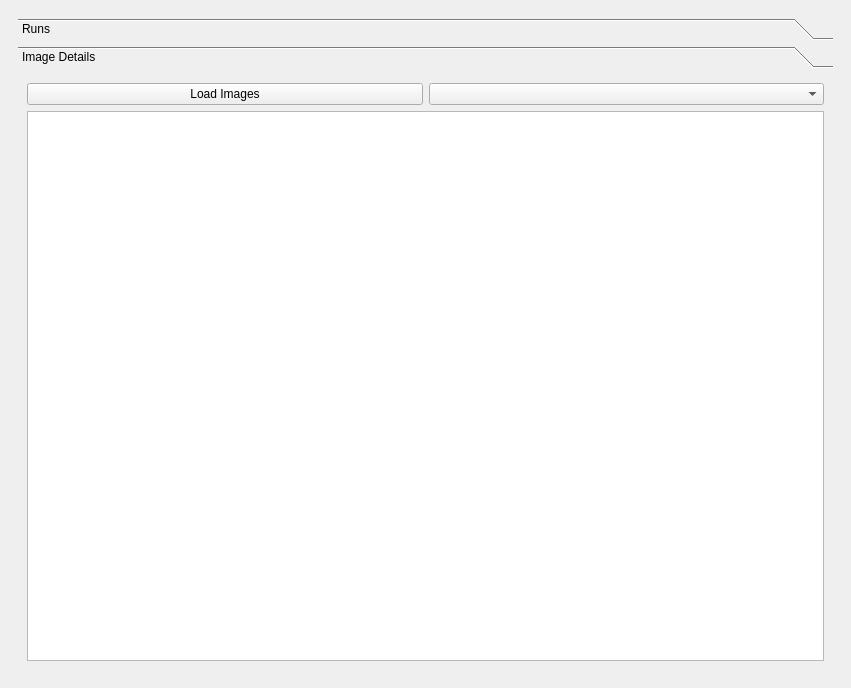
The window that image_loader_dockwidget_base.ui (Drew973/PTS_image_loader) describes before a commit, drawn with Qt 5.
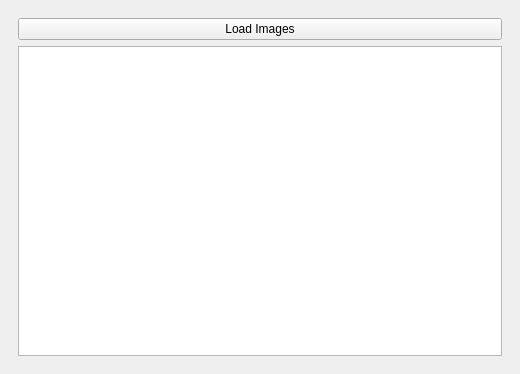
The same window after the commit. The open tabs and pages were chosen to show the change. Custom widgets are drawn as their Qt base class.

Commit message: version 3.2. Switched to tree (QStandardItemModel). replaced ui tableViews with QTreeView. refactored.

```diff
--- a/image_loader_dockwidget_base.ui
+++ b/image_loader_dockwidget_base.ui
@@ -6,8 +6,8 @@
    <rect>
     <x>0</x>
     <y>0</y>
-    <width>851</width>
-    <height>688</height>
+    <width>520</width>
+    <height>374</height>
    </rect>
   </property>
   <property name="windowTitle">
@@ -19,93 +19,18 @@
      <widget class="QWidget" name="mainWidget" native="true">
       <layout class="QVBoxLayout" name="verticalLayout_2">
        <item>
-        <widget class="QToolBox" name="toolBox">
-         <property name="currentIndex">
-          <number>0</number>
+        <widget class="QPushButton" name="loadButton">
+         <property name="toolTip">
+          <string>&lt;html&gt;&lt;head/&gt;&lt;body&gt;&lt;p&gt;Load all images where load is checked. Removes anything in image_loader group.&lt;/p&gt;&lt;/body&gt;&lt;/html&gt;</string>
          </property>
-         <widget class="QWidget" name="page">
-          <property name="geometry">
-           <rect>
-            <x>0</x>
-            <y>0</y>
-            <width>807</width>
-            <height>556</height>
-           </rect>
-          </property>
-          <attribute name="label">
-           <string>Runs</string>
-          </attribute>
-          <layout class="QVBoxLayout" name="verticalLayout_3">
-           <item>
-            <widget class="QPushButton" name="markButton">
-             <property name="text">
-              <string>Mark in Details and Load</string>
-             </property>
-            </widget>
-           </item>
-           <item>
-            <widget class="runsView" name="runsView">
-             <property name="toolTip">
-              <string>&lt;html&gt;&lt;head/&gt;&lt;body&gt;&lt;p&gt;Runs table. For selecting which images to load.&lt;/p&gt;&lt;/body&gt;&lt;/html&gt;</string>
-             </property>
-             <property name="selectionMode">
-              <enum>QAbstractItemView::ExtendedSelection</enum>
-             </property>
-             <property name="selectionBehavior">
-              <enum>QAbstractItemView::SelectRows</enum>
-             </property>
-            </widget>
-           </item>
-          </layout>
-         </widget>
-         <widget class="QWidget" name="page_2">
-          <property name="geometry">
-           <rect>
-            <x>0</x>
-            <y>0</y>
-            <width>807</width>
-            <height>556</height>
-           </rect>
-          </property>
-          <attribute name="label">
-           <string>Image Details</string>
-          </attribute>
-          <layout class="QVBoxLayout" name="verticalLayout_4">
-           <item>
-            <layout class="QHBoxLayout" name="horizontalLayout">
-             <item>
-              <widget class="QPushButton" name="loadButton">
-               <property name="toolTip">
-                <string>&lt;html&gt;&lt;head/&gt;&lt;body&gt;&lt;p&gt;Load all images where load is checked. Removes anything in image_loader group.&lt;/p&gt;&lt;/body&gt;&lt;/html&gt;</string>
-               </property>
-               <property name="text">
-                <string>Load Images</string>
-               </property>
-              </widget>
-             </item>
-             <item>
-              <widget class="QComboBox" name="runsBox">
-               <property name="toolTip">
-                <string>&lt;html&gt;&lt;head/&gt;&lt;body&gt;&lt;p&gt;Displaying details for this run.&lt;/p&gt;&lt;/body&gt;&lt;/html&gt;</string>
-               </property>
-              </widget>
-             </item>
-            </layout>
-           </item>
-           <item>
-            <widget class="detailsView" name="fileDetailsView">
-             <property name="toolTip">
-              <string>&lt;html&gt;&lt;head/&gt;&lt;body&gt;&lt;p&gt;Image details table.&lt;/p&gt;&lt;/body&gt;&lt;/html&gt;</string>
-             </property>
-             <property name="selectionBehavior">
-              <enum>QAbstractItemView::SelectRows</enum>
-             </property>
-            </widget>
-           </item>
-          </layout>
-         </widget>
+         <property name="text">
+          <string>Load Images</string>
+         </property>
         </widget>
        </item>
+       <item>
+        <widget class="detailsTreeView" name="detailsView"/>
+       </item>
       </layout>
      </widget>
     </item>
@@ -114,14 +39,9 @@
  </widget>
  <customwidgets>
   <customwidget>
-   <class>runsView</class>
-   <extends>QTableView</extends>
-   <header>image_loader.widgets.runs_view</header>
-  </customwidget>
-  <customwidget>
-   <class>detailsView</class>
-   <extends>QTableView</extends>
-   <header>image_loader.widgets.details_view</header>
+   <class>detailsTreeView</class>
+   <extends>QTreeView</extends>
+   <header>image_loader.details_tree_view</header>
   </customwidget>
  </customwidgets>
  <resources/>
```
The commit also changes 47 other files.
